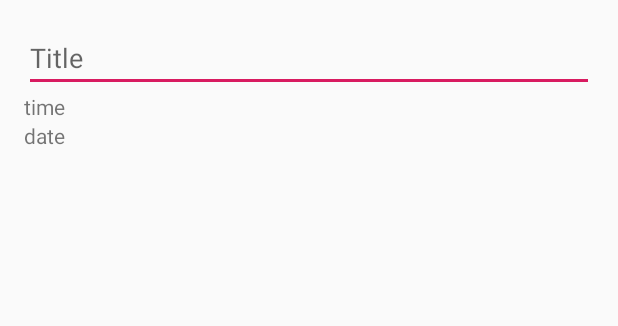
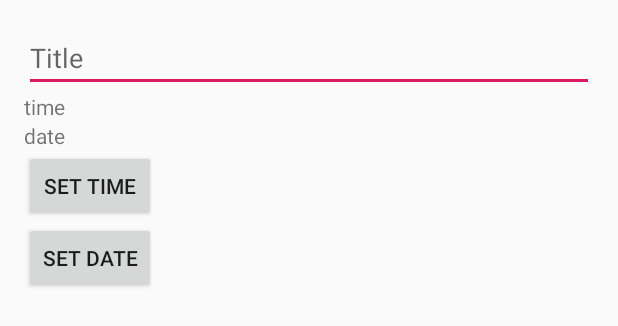
Before and after one commit to Stirk91/Android-Alarm-Clock-App, an Android app: the layout activity_add_alarm.xml on its own in the app's theme, with its tools: preview values and no code run, on a phone screen of 412 x 824 dp. Shown: the top 326 px of the screen. Run offline under Robolectric (Android 15) with nearby library versions, the phone set to English and light mode, and no system bars.

Commit message:
Added Time and Date Picker fragments

```diff
--- a/app/src/main/AndroidManifest.xml
+++ b/app/src/main/AndroidManifest.xml
@@ -17,7 +17,7 @@
                 <category android:name="android.intent.category.LAUNCHER" />
             </intent-filter>
         </activity>
-        <activity android:name=".AddAlarmActivity"
+        <activity android:name=".AddEditAlarmActivity"
             android:parentActivityName=".MainActivity"/>
 
     </application>
--- a/app/src/main/res/layout/activity_add_alarm.xml
+++ b/app/src/main/res/layout/activity_add_alarm.xml
@@ -6,7 +6,7 @@
     android:layout_height="match_parent"
     android:orientation="vertical"
     android:padding="16dp"
-    tools:context="com.example.lindenstirk.customalarmmanagerv6.AddAlarmActivity">
+    tools:context="com.example.lindenstirk.customalarmmanagerv6.AddEditAlarmActivity">
 
 
 
@@ -29,4 +29,18 @@
         android:layout_height="wrap_content"
         android:text="date"/>
 
+    <Button
+        android:id="@+id/button_set_time"
+        android:layout_width="wrap_content"
+        android:layout_height="wrap_content"
+        android:layout_alignParentTop="true"
+        android:text="Set Time" />
+
+    <Button
+        android:id="@+id/button_set_date"
+        android:layout_width="wrap_content"
+        android:layout_height="wrap_content"
+
+        android:text="Set Date" />
+
 </LinearLayout>
```
Also changed, not shown: app/src/main/java/com/example/lindenstirk/customalarmmanagerv6/AddEditAlarmActivity.java (+76 -1 lines), app/src/main/java/com/example/lindenstirk/customalarmmanagerv6/AlarmAdapter.java (+27 -0 lines), app/src/main/java/com/example/lindenstirk/customalarmmanagerv6/DatePickerFragment.java (added, +33 -0 lines), app/src/main/java/com/example/lindenstirk/customalarmmanagerv6/MainActivity.java (+62 -5 lines), app/src/main/java/com/example/lindenstirk/customalarmmanagerv6/TimePickerFragment.java (added, +22 -0 lines).
